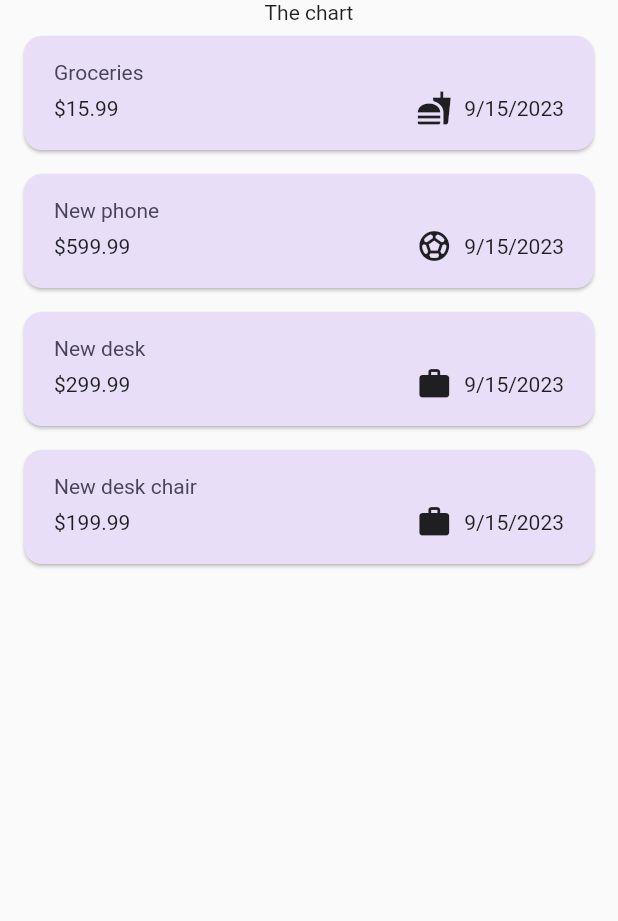
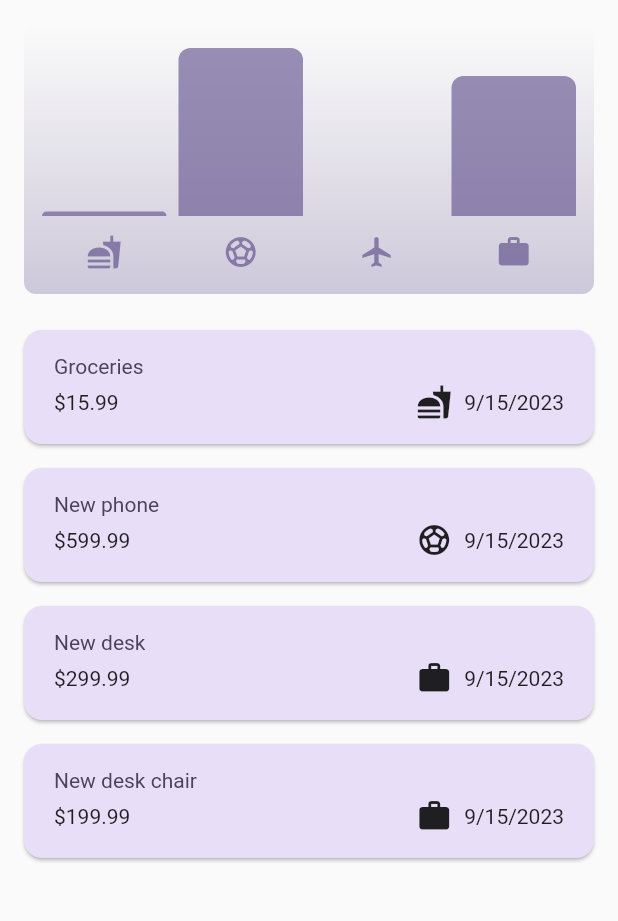
Before and after one commit to Joexwilly/expense_tracker, a Flutter app: the screen it shows after launch, on a phone screen of 412 x 824 dp, the part 84-1005 px from its top. Run offline on Flutter 3.47's test engine with Material 2 defaults, Android fonts, the phone set to English and light mode, and no system bars.

Commit message:
added chart widget

```diff
--- a/lib/expenses.dart
+++ b/lib/expenses.dart
@@ -1,3 +1,4 @@
+import 'package:expense_tracker/widgets/chart/chart.dart';
 import 'package:expense_tracker/widgets/expenses_list/expenses_list.dart';
 import 'package:expense_tracker/models/expense.dart';
 import 'package:expense_tracker/widgets/new_expense.dart';
@@ -93,7 +94,7 @@ class _ExpensesState extends State<Expenses> {
         ),
         body: Column(
           children: [
-            Text('The chart'),
+            Chart(expenses: _registeredExpenses),
             Expanded(child: mainContent),
           ],
         ));
--- a/lib/models/expense.dart
+++ b/lib/models/expense.dart
@@ -33,3 +33,25 @@ class Expense {
     return formatter.format(date);
   }
 }
+
+class ExpenseBucket {
+  ExpenseBucket({required this.category, required this.expenses});
+
+  ExpenseBucket.forCategory(List<Expense> allExpenses, this.category)
+      : expenses = allExpenses
+            .where((expense) => expense.category == category)
+            .toList();
+
+  final Category category;
+  final List<Expense> expenses;
+
+  double get totalExpenses {
+    double sum = 0;
+
+    for (final expense in expenses) {
+      sum += expense.amount; // sum = sum + expense.amount
+    }
+
+    return sum;
+  }
+}
--- /dev/null
+++ b/lib/widgets/chart/chart.dart
@@ -0,0 +1,95 @@
+import 'package:flutter/material.dart';
+
+import 'package:expense_tracker/widgets/chart/chart_bar.dart';
+import 'package:expense_tracker/models/expense.dart';
+
+class Chart extends StatelessWidget {
+  const Chart({super.key, required this.expenses});
+
+  final List<Expense> expenses;
+
+  List<ExpenseBucket> get buckets {
+    return [
+      ExpenseBucket.forCategory(expenses, Category.food),
+      ExpenseBucket.forCategory(expenses, Category.leisure),
+      ExpenseBucket.forCategory(expenses, Category.travel),
+      ExpenseBucket.forCategory(expenses, Category.work),
+    ];
+  }
+
+  double get maxTotalExpense {
+    double maxTotalExpense = 0;
+
+    for (final bucket in buckets) {
+      if (bucket.totalExpenses > maxTotalExpense) {
+        maxTotalExpense = bucket.totalExpenses;
+      }
+    }
+
+    return maxTotalExpense;
+  }
+
+  @override
+  Widget build(BuildContext context) {
+    final isDarkMode =
+        MediaQuery.of(context).platformBrightness == Brightness.dark;
+    return Container(
+      margin: const EdgeInsets.all(16),
+      padding: const EdgeInsets.symmetric(
+        vertical: 16,
+        horizontal: 8,
+      ),
+      width: double.infinity,
+      height: 180,
+      decoration: BoxDecoration(
+        borderRadius: BorderRadius.circular(8),
+        gradient: LinearGradient(
+          colors: [
+            Theme.of(context).colorScheme.primary.withOpacity(0.3),
+            Theme.of(context).colorScheme.primary.withOpacity(0.0)
+          ],
+          begin: Alignment.bottomCenter,
+          end: Alignment.topCenter,
+        ),
+      ),
+      child: Column(
+        children: [
+          Expanded(
+            child: Row(
+              crossAxisAlignment: CrossAxisAlignment.end,
+              children: [
+                for (final bucket in buckets) // alternative to map()
+                  ChartBar(
+                    fill: bucket.totalExpenses == 0
+                        ? 0
+                        : bucket.totalExpenses / maxTotalExpense,
+                  )
+              ],
+            ),
+          ),
+          const SizedBox(height: 12),
+          Row(
+            children: buckets
+                .map(
+                  (bucket) => Expanded(
+                    child: Padding(
+                      padding: const EdgeInsets.symmetric(horizontal: 4),
+                      child: Icon(
+                        categoryIcons[bucket.category],
+                        color: isDarkMode
+                            ? Theme.of(context).colorScheme.secondary
+                            : Theme.of(context)
+                                .colorScheme
+                                .primary
+                                .withOpacity(0.7),
+                      ),
+                    ),
+                  ),
+                )
+                .toList(),
+          )
+        ],
+      ),
+    );
+  }
+}
--- /dev/null
+++ b/lib/widgets/chart/chart_bar.dart
@@ -0,0 +1,34 @@
+import 'package:flutter/material.dart';
+
+class ChartBar extends StatelessWidget {
+  const ChartBar({
+    super.key,
+    required this.fill,
+  });
+
+  final double fill;
+
+  @override
+  Widget build(BuildContext context) {
+    final isDarkMode =
+        MediaQuery.of(context).platformBrightness == Brightness.dark;
+    return Expanded(
+      child: Padding(
+        padding: const EdgeInsets.symmetric(horizontal: 4),
+        child: FractionallySizedBox(
+          heightFactor: fill,
+          child: DecoratedBox(
+            decoration: BoxDecoration(
+              shape: BoxShape.rectangle,
+              borderRadius:
+                  const BorderRadius.vertical(top: Radius.circular(8)),
+              color: isDarkMode
+                  ? Theme.of(context).colorScheme.secondary
+                  : Theme.of(context).colorScheme.primary.withOpacity(0.65),
+            ),
+          ),
+        ),
+      ),
+    );
+  }
+}
```
